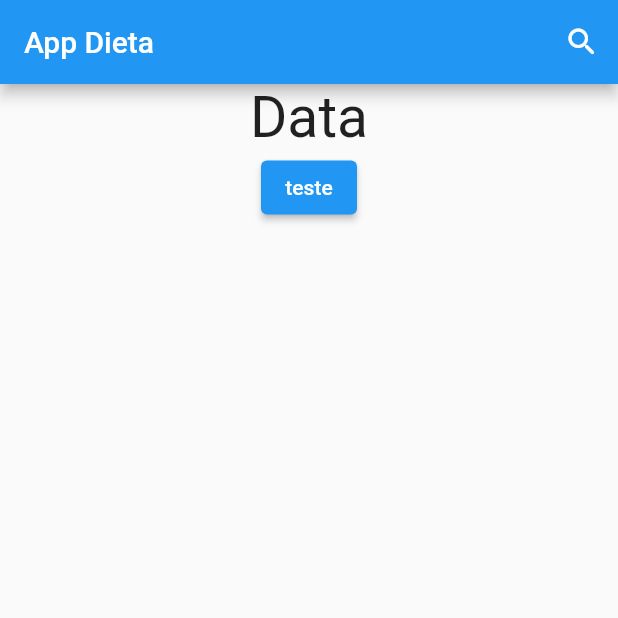
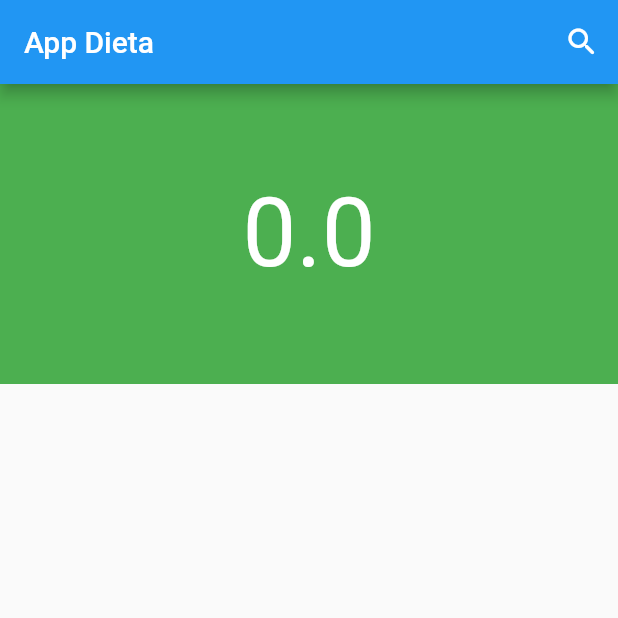
Before and after one commit to karlaycosta/1_app_dieta, a Flutter app: the screen it shows after launch, on a phone screen of 412 x 824 dp, the top half of it. Run offline on Flutter 3.47's test engine with Material 2 defaults, Android fonts, the phone set to English and light mode, and no system bars; our stand-ins replace supabase_flutter; accounts and stored records are empty.

Commit message:
Aula 18-03-2022

```diff
--- a/lib/models/refeicao.dart
+++ b/lib/models/refeicao.dart
@@ -1,11 +1,18 @@
 import 'package:app_dieta/models/alimento.dart';
+import 'package:flutter/cupertino.dart';
 
-class Refeicao {
-  final alimentos = <Alimento>[];
+class Refeicao extends ValueNotifier<List<Alimento>>{
+
+  Refeicao() : super(<Alimento>[]);
+
+  void add(Alimento alimento) {
+    value.add(alimento);
+    notifyListeners();
+  }
 
   double calorias() {
     double calorias = 0;
-    for (final alimento in alimentos) {
+    for (final alimento in value) {
       calorias += alimento.calorias;
     }
     return calorias;
@@ -13,7 +20,7 @@ class Refeicao {
 
   double proteinas() {
     double proteinas = 0;
-    for (final alimento in alimentos) {
+    for (final alimento in value) {
       proteinas += alimento.proteina;
     }
     return proteinas;
--- a/lib/models/texto.dart
+++ /dev/null
@@ -1,5 +0,0 @@
-import 'package:flutter/cupertino.dart';
-
-class Texto extends ValueNotifier<String> {
-  Texto({String? value}) : super(value ?? '');
-}
--- a/lib/screens/home_page.dart
+++ b/lib/screens/home_page.dart
@@ -1,54 +1,73 @@
-import 'dart:convert';
-
-import 'package:app_dieta/models/texto.dart';
+import 'package:app_dieta/models/alimento.dart';
+import 'package:app_dieta/models/refeicao.dart';
+import 'package:app_dieta/screens/search.dart';
 import 'package:flutter/material.dart';
-import 'package:http/http.dart';
 
 class HomePage extends StatelessWidget {
   const HomePage({Key? key}) : super(key: key);
 
   @override
   Widget build(BuildContext context) {
-    print('object');
-    final texto = Texto(value: 'Data');
+    final refeicao = Refeicao();
     return Scaffold(
       appBar: AppBar(
         title: const Text('App Dieta'),
         actions: [
           IconButton(
             icon: const Icon(Icons.search_rounded),
-            onPressed: () {
-              Navigator.of(context).pushNamed('/search');
+            onPressed: () async {
+              final alimento = await Navigator.of(context).push<Alimento>(
+                MaterialPageRoute(
+                  builder: (context) => const Search(),
+                ),
+              );
+              if (alimento != null) {
+                refeicao.add(alimento);
+              }
             },
           ),
         ],
       ),
-      body: Center(
-        child: Column(
-          children: [
-            ValueListenableBuilder<String>(
-              valueListenable: texto,
-              builder: (context, value, child) {
-                return Text(value,
-                    style: TextStyle(
-                      fontSize: 38,
-                    ));
-              },
-            ),
-            ElevatedButton(
-              child: Text('teste'),
-              onPressed: () async {
-                final res = await get(Uri.parse('http://localhost:8080/teste'));
-                final lista = jsonDecode(res.body);
-                final aluno1 = lista[0]['nome1'];
-                final aluno2 = lista[1]['nome2'];
-                print(aluno1);
-                print(aluno2);
-                // texto.value = 'Novo Valor';
-              },
-            ),
-          ],
-        ),
+      body: ValueListenableBuilder<List<Alimento>>(
+        valueListenable: refeicao,
+        builder: (context, lista, child) {
+          return Column(
+            children: [
+              Container(
+                height: 200,
+                width: double.maxFinite,
+                color: Colors.green,
+                child: Center(
+                  child: Text(
+                    '${refeicao.calorias()}',
+                    style: const TextStyle(
+                      fontSize: 64,
+                      color: Colors.white,
+                    ),
+                  ),
+                ),
+              ),
+              ListView.separated(
+                shrinkWrap: true,
+                itemCount: lista.length,
+                itemBuilder: (context, index) {
+                  final alimento = lista[index];
+                  return ListTile(
+                    title: Text(
+                      alimento.nome,
+                      style: const TextStyle(fontSize: 32),
+                    ),
+                    subtitle: Text(
+                      '${alimento.calorias}',
+                      style: const TextStyle(fontSize: 22),
+                    ),
+                  );
+                },
+                separatorBuilder: (context, index) => const Divider(),
+              ),
+            ],
+          );
+        },
       ),
     );
   }
```
Also changed, not shown: lib/screens/search.dart (+8 -1 lines).
